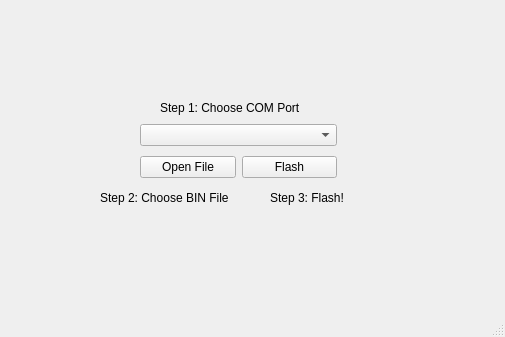
This is design.ui in oneparsec/ESP8266Flasher as Qt 5 draws it before an edit. The edited form follows.
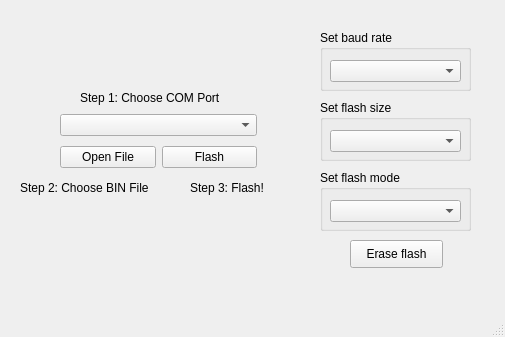
This is the edited form.

The edit to the form file:
```diff
--- a/design.ui
+++ b/design.ui
@@ -17,8 +17,8 @@
    <widget class="QLabel" name="label">
     <property name="geometry">
      <rect>
-      <x>160</x>
-      <y>100</y>
+      <x>80</x>
+      <y>90</y>
       <width>146</width>
       <height>16</height>
      </rect>
@@ -30,8 +30,8 @@
    <widget class="QLabel" name="label_2">
     <property name="geometry">
      <rect>
-      <x>100</x>
-      <y>190</y>
+      <x>20</x>
+      <y>180</y>
       <width>141</width>
       <height>16</height>
      </rect>
@@ -43,8 +43,8 @@
    <widget class="QLabel" name="label_3">
     <property name="geometry">
      <rect>
-      <x>270</x>
-      <y>190</y>
+      <x>190</x>
+      <y>180</y>
       <width>80</width>
       <height>16</height>
      </rect>
@@ -56,8 +56,8 @@
    <widget class="QWidget" name="layoutWidget">
     <property name="geometry">
      <rect>
-      <x>140</x>
-      <y>120</y>
+      <x>60</x>
+      <y>110</y>
       <width>197</width>
       <height>63</height>
      </rect>
@@ -90,6 +90,121 @@
      </item>
     </layout>
    </widget>
+   <widget class="QGroupBox" name="speedBox">
+    <property name="enabled">
+     <bool>true</bool>
+    </property>
+    <property name="geometry">
+     <rect>
+      <x>320</x>
+      <y>30</y>
+      <width>151</width>
+      <height>61</height>
+     </rect>
+    </property>
+    <property name="title">
+     <string>Set baud rate</string>
+    </property>
+    <widget class="QComboBox" name="speedlist">
+     <property name="geometry">
+      <rect>
+       <x>10</x>
+       <y>30</y>
+       <width>131</width>
+       <height>22</height>
+      </rect>
+     </property>
+     <property name="editable">
+      <bool>false</bool>
+     </property>
+     <property name="currentIndex">
+      <number>-1</number>
+     </property>
+    </widget>
+   </widget>
+   <widget class="QGroupBox" name="flashBox">
+    <property name="enabled">
+     <bool>true</bool>
+    </property>
+    <property name="geometry">
+     <rect>
+      <x>320</x>
+      <y>100</y>
+      <width>151</width>
+      <height>61</height>
+     </rect>
+    </property>
+    <property name="title">
+     <string>Set flash size</string>
+    </property>
+    <property name="checkable">
+     <bool>false</bool>
+    </property>
+    <widget class="QComboBox" name="flashlist">
+     <property name="geometry">
+      <rect>
+       <x>10</x>
+       <y>30</y>
+       <width>131</width>
+       <height>22</height>
+      </rect>
+     </property>
+     <property name="editable">
+      <bool>false</bool>
+     </property>
+     <property name="currentIndex">
+      <number>-1</number>
+     </property>
+    </widget>
+   </widget>
+   <widget class="QGroupBox" name="flashModeBox">
+    <property name="enabled">
+     <bool>true</bool>
+    </property>
+    <property name="geometry">
+     <rect>
+      <x>320</x>
+      <y>170</y>
+      <width>151</width>
+      <height>61</height>
+     </rect>
+    </property>
+    <property name="title">
+     <string>Set flash mode</string>
+    </property>
+    <property name="checkable">
+     <bool>false</bool>
+    </property>
+    <widget class="QComboBox" name="modelist">
+     <property name="geometry">
+      <rect>
+       <x>10</x>
+       <y>30</y>
+       <width>131</width>
+       <height>22</height>
+      </rect>
+     </property>
+     <property name="editable">
+      <bool>false</bool>
+     </property>
+     <property name="currentIndex">
+      <number>-1</number>
+     </property>
+    </widget>
+   </widget>
+   <widget class="QPushButton" name="erase">
+    <property name="geometry">
+     <rect>
+      <x>350</x>
+      <y>240</y>
+      <width>93</width>
+      <height>28</height>
+     </rect>
+    </property>
+    <property name="text">
+     <string>Erase flash</string>
+    </property>
+   </widget>
   </widget>
   <widget class="QStatusBar" name="statusbar"/>
  </widget>
```
